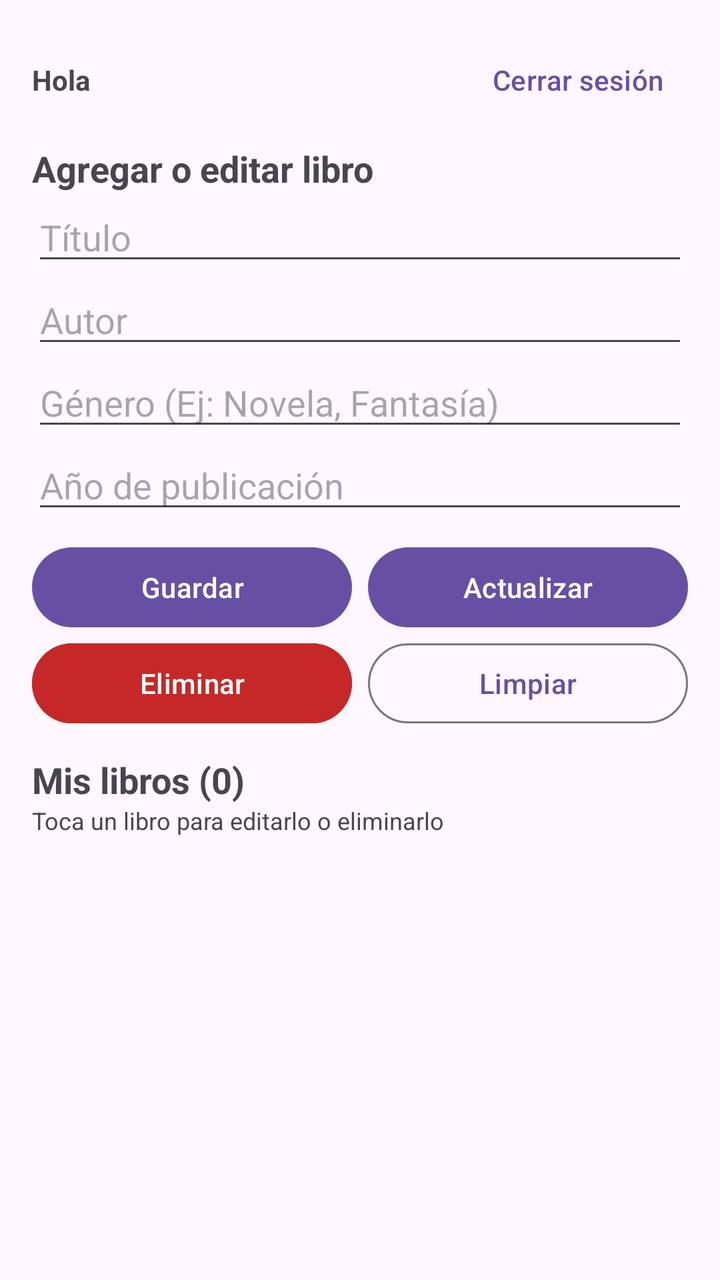
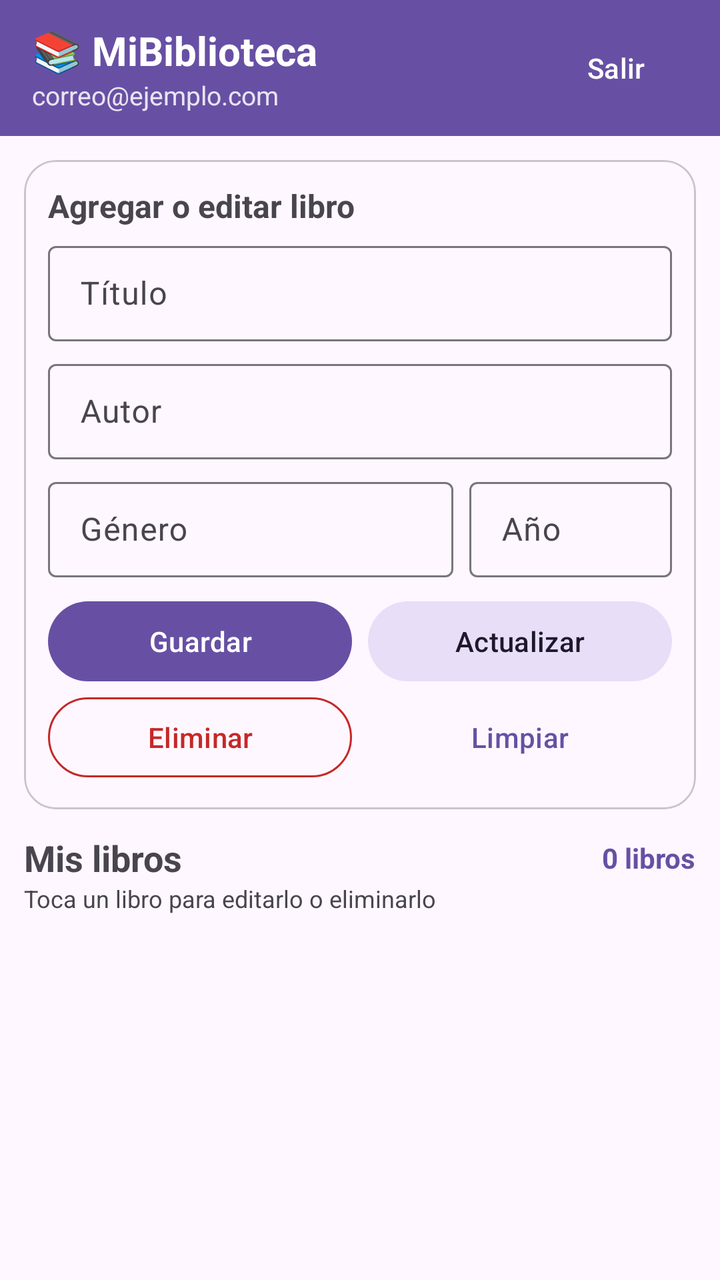

The first picture is an Android layout as it rendered before a commit; the second is the same layout after the commit. The layout source and the unified diff follow.
<!-- AndroidManifest.xml: application theme Theme.Mibiblioteca -->
<!-- res/layout/activity_main.xml -->
<?xml version="1.0" encoding="utf-8"?>
<LinearLayout xmlns:android="http://schemas.android.com/apk/res/android"
    xmlns:tools="http://schemas.android.com/tools"
    android:id="@+id/main"
    android:layout_width="match_parent"
    android:layout_height="match_parent"
    android:orientation="vertical"
    tools:context=".MainActivity">

    <LinearLayout
        android:layout_width="match_parent"
        android:layout_height="match_parent"
        android:orientation="vertical"
        android:padding="16dp">

        
        <LinearLayout
            android:layout_width="match_parent"
            android:layout_height="wrap_content"
            android:gravity="center_vertical"
            android:orientation="horizontal">

            <TextView
                android:id="@+id/tvUsuario"
                android:layout_width="0dp"
                android:layout_height="wrap_content"
                android:layout_weight="1"
                android:ellipsize="end"
                android:maxLines="1"
                android:text="Hola"
                android:textStyle="bold" />

            <Button
                android:id="@+id/btnCerrarSesion"
                style="@style/Widget.Material3.Button.TextButton"
                android:layout_width="wrap_content"
                android:layout_height="wrap_content"
                android:text="Cerrar sesión" />
        </LinearLayout>

        <TextView
            android:layout_width="match_parent"
            android:layout_height="wrap_content"
            android:layout_marginTop="8dp"
            android:text="Agregar o editar libro"
            android:textSize="18sp"
            android:textStyle="bold" />

        <EditText
            android:id="@+id/etTitulo"
            android:layout_width="match_parent"
            android:layout_height="wrap_content"
            android:hint="Título"
            android:inputType="textCapSentences"
            android:maxLines="1" />

        <EditText
            android:id="@+id/etAutor"
            android:layout_width="match_parent"
            android:layout_height="wrap_content"
            android:hint="Autor"
            android:inputType="textPersonName|textCapWords"
            android:maxLines="1" />

        <EditText
            android:id="@+id/etGenero"
            android:layout_width="match_parent"
            android:layout_height="wrap_content"
            android:hint="Género (Ej: Novela, Fantasía)"
            android:inputType="textCapSentences"
            android:maxLines="1" />

        <EditText
            android:id="@+id/etAnio"
            android:layout_width="match_parent"
            android:layout_height="wrap_content"
            android:hint="Año de publicación"
            android:inputType="number"
            android:maxLength="4" />

        
        <LinearLayout
            android:layout_width="match_parent"
            android:layout_height="wrap_content"
            android:layout_marginTop="8dp"
            android:orientation="horizontal">

            <Button
                android:id="@+id/btnGuardar"
                android:layout_width="0dp"
                android:layout_height="wrap_content"
                android:layout_marginEnd="4dp"
                android:layout_weight="1"
                android:text="Guardar" />

            <Button
                android:id="@+id/btnActualizar"
                android:layout_width="0dp"
                android:layout_height="wrap_content"
                android:layout_marginStart="4dp"
                android:layout_weight="1"
                android:text="Actualizar" />
        </LinearLayout>

        
        <LinearLayout
            android:layout_width="match_parent"
            android:layout_height="wrap_content"
            android:orientation="horizontal">

            <Button
                android:id="@+id/btnEliminar"
                android:layout_width="0dp"
                android:layout_height="wrap_content"
                android:layout_marginEnd="4dp"
                android:layout_weight="1"
                android:backgroundTint="#C62828"
                android:text="Eliminar"
                android:textColor="#FFFFFF" />

            <Button
                android:id="@+id/btnLimpiar"
                style="@style/Widget.Material3.Button.OutlinedButton"
                android:layout_width="0dp"
                android:layout_height="wrap_content"
                android:layout_marginStart="4dp"
                android:layout_weight="1"
                android:text="Limpiar" />
        </LinearLayout>

        <TextView
            android:id="@+id/tvContador"
            android:layout_width="match_parent"
            android:layout_height="wrap_content"
            android:layout_marginTop="12dp"
            android:text="Mis libros (0)"
            android:textSize="18sp"
            android:textStyle="bold" />

        <TextView
            android:layout_width="match_parent"
            android:layout_height="wrap_content"
            android:text="Toca un libro para editarlo o eliminarlo"
            android:textSize="12sp" />

        <ListView
            android:id="@+id/lvLibros"
            android:layout_width="match_parent"
            android:layout_height="0dp"
            android:layout_marginTop="4dp"
            android:layout_weight="1" />

    </LinearLayout>

</LinearLayout>
<!-- resources referenced by this layout -->
<resources>
  <style name="Theme.Mibiblioteca" parent="Base.Theme.Mibiblioteca" />
  <style name="Base.Theme.Mibiblioteca" parent="Theme.Material3.DayNight.NoActionBar">
          
          
      </style>
</resources>

<!-- the commit's change to res/layout/activity_main.xml (unified diff, before → after) -->
@@ -1,146 +1,242 @@
 <?xml version="1.0" encoding="utf-8"?>
 <LinearLayout xmlns:android="http://schemas.android.com/apk/res/android"
+    xmlns:app="http://schemas.android.com/apk/res-auto"
     xmlns:tools="http://schemas.android.com/tools"
     android:id="@+id/main"
     android:layout_width="match_parent"
     android:layout_height="match_parent"
+    android:background="?attr/colorPrimary"
     android:orientation="vertical"
     tools:context=".MainActivity">
 
+    
     <LinearLayout
         android:layout_width="match_parent"
+        android:layout_height="wrap_content"
+        android:gravity="center_vertical"
+        android:orientation="horizontal"
+        android:paddingStart="16dp"
+        android:paddingTop="10dp"
+        android:paddingEnd="8dp"
+        android:paddingBottom="10dp">
+
+        <LinearLayout
+            android:layout_width="0dp"
+            android:layout_height="wrap_content"
+            android:layout_weight="1"
+            android:orientation="vertical">
+
+            <TextView
+                android:layout_width="wrap_content"
+                android:layout_height="wrap_content"
+                android:text="📚 MiBiblioteca"
+                android:textColor="?attr/colorOnPrimary"
+                android:textSize="20sp"
+                android:textStyle="bold" />
+
+            <TextView
+                android:id="@+id/tvUsuario"
+                android:layout_width="match_parent"
+                android:layout_height="wrap_content"
+                android:alpha="0.85"
+                android:ellipsize="end"
+                android:maxLines="1"
+                android:text="correo@ejemplo.com"
+                android:textColor="?attr/colorOnPrimary"
+                android:textSize="13sp" />
+        </LinearLayout>
+
+        <Button
+            android:id="@+id/btnCerrarSesion"
+            style="@style/Widget.Material3.Button.TextButton"
+            android:layout_width="wrap_content"
+            android:layout_height="wrap_content"
+            android:text="Salir"
+            android:textColor="?attr/colorOnPrimary" />
+    </LinearLayout>
+
+    
+    <LinearLayout
+        android:id="@+id/contenido"
+        android:layout_width="match_parent"
         android:layout_height="match_parent"
+        android:background="?android:attr/colorBackground"
         android:orientation="vertical"
-        android:padding="16dp">
+        android:padding="12dp">
+
+        
+        <com.google.android.material.card.MaterialCardView
+            style="@style/Widget.Material3.CardView.Outlined"
+            android:layout_width="match_parent"
+            android:layout_height="wrap_content"
+            app:cardCornerRadius="16dp">
+
+            <LinearLayout
+                android:layout_width="match_parent"
+                android:layout_height="wrap_content"
+                android:orientation="vertical"
+                android:padding="12dp">
+
+                <TextView
+                    android:layout_width="match_parent"
+                    android:layout_height="wrap_content"
+                    android:layout_marginBottom="4dp"
+                    android:text="Agregar o editar libro"
+                    android:textSize="16sp"
+                    android:textStyle="bold" />
+
+                <com.google.android.material.textfield.TextInputLayout
+                    style="@style/Widget.Material3.TextInputLayout.OutlinedBox.Dense"
+                    android:layout_width="match_parent"
+                    android:layout_height="wrap_content"
+                    android:hint="Título">
+
+                    <com.google.android.material.textfield.TextInputEditText
+                        android:id="@+id/etTitulo"
+                        android:layout_width="match_parent"
+                        android:layout_height="wrap_content"
+                        android:inputType="textCapSentences"
+                        android:maxLines="1" />
+                </com.google.android.material.textfield.TextInputLayout>
+
+                <com.google.android.material.textfield.TextInputLayout
+                    style="@style/Widget.Material3.TextInputLayout.OutlinedBox.Dense"
+                    android:layout_width="match_parent"
+                    android:layout_height="wrap_content"
+                    android:layout_marginTop="6dp"
+                    android:hint="Autor">
+
+                    <com.google.android.material.textfield.TextInputEditText
+                        android:id="@+id/etAutor"
+                        android:layout_width="match_parent"
+                        android:layout_height="wrap_content"
+                        android:inputType="textPersonName|textCapWords"
+                        android:maxLines="1" />
+                </com.google.android.material.textfield.TextInputLayout>
+
+                
+                <LinearLayout
+                    android:layout_width="match_parent"
+                    android:layout_height="wrap_content"
+                    android:layout_marginTop="6dp"
+                    android:orientation="horizontal">
+
+                    <com.google.android.material.textfield.TextInputLayout
+                        style="@style/Widget.Material3.TextInputLayout.OutlinedBox.Dense"
+                        android:layout_width="0dp"
+                        android:layout_height="wrap_content"
+                        android:layout_weight="2"
+                        android:hint="Género">
+
+                        <com.google.android.material.textfield.TextInputEditText
+                            android:id="@+id/etGenero"
+                            android:layout_width="match_parent"
+                            android:layout_height="wrap_content"
+                            android:inputType="textCapSentences"
+                            android:maxLines="1" />
+                    </com.google.android.material.textfield.TextInputLayout>
+
+                    <com.google.android.material.textfield.TextInputLayout
+                        style="@style/Widget.Material3.TextInputLayout.OutlinedBox.Dense"
+                        android:layout_width="0dp"
+                        android:layout_height="wrap_content"
+                        android:layout_marginStart="8dp"
+                        android:layout_weight="1"
+                        android:hint="Año">
+
+                        <com.google.android.material.textfield.TextInputEditText
+                            android:id="@+id/etAnio"
+                            android:layout_width="match_parent"
+                            android:layout_height="wrap_content"
+                            android:inputType="number"
+                            android:maxLength="4" />
+                    </com.google.android.material.textfield.TextInputLayout>
+                </LinearLayout>
+
+                
+                <LinearLayout
+                    android:layout_width="match_parent"
+                    android:layout_height="wrap_content"
+                    android:layout_marginTop="8dp"
+                    android:orientation="horizontal">
+
+                    <Button
+                        android:id="@+id/btnGuardar"
+                        android:layout_width="0dp"
+                        android:layout_height="wrap_content"
+                        android:layout_marginEnd="4dp"
+                        android:layout_weight="1"
+                        android:text="Guardar" />
+
+                    <Button
+                        android:id="@+id/btnActualizar"
+                        style="@style/Widget.Material3.Button.TonalButton"
+                        android:layout_width="0dp"
+                        android:layout_height="wrap_content"
+                        android:layout_marginStart="4dp"
+                        android:layout_weight="1"
+                        android:text="Actualizar" />
+                </LinearLayout>
+
+                
+                <LinearLayout
+                    android:layout_width="match_parent"
+                    android:layout_height="wrap_content"
+                    android:orientation="horizontal">
+
+                    <Button
+                        android:id="@+id/btnEliminar"
+                        style="@style/Widget.Material3.Button.OutlinedButton"
+                        android:layout_width="0dp"
+                        android:layout_height="wrap_content"
+                        android:layout_marginEnd="4dp"
+                        android:layout_weight="1"
+                        android:text="Eliminar"
+                        android:textColor="#C62828"
+                        app:strokeColor="#C62828" />
+
+                    <Button
+                        android:id="@+id/btnLimpiar"
+                        style="@style/Widget.Material3.Button.TextButton"
+                        android:layout_width="0dp"
+                        android:layout_height="wrap_content"
+                        android:layout_marginStart="4dp"
+                        android:layout_weight="1"
+                        android:text="Limpiar" />
+                </LinearLayout>
+            </LinearLayout>
+        </com.google.android.material.card.MaterialCardView>
 
         
         <LinearLayout
             android:layout_width="match_parent"
             android:layout_height="wrap_content"
+            android:layout_marginTop="12dp"
             android:gravity="center_vertical"
             android:orientation="horizontal">
 
             <TextView
-                android:id="@+id/tvUsuario"
                 android:layout_width="0dp"
                 android:layout_height="wrap_content"
                 android:layout_weight="1"
-                android:ellipsize="end"
-                android:maxLines="1"
-                android:text="Hola"
+                android:text="Mis libros"
+                android:textSize="18sp"
                 android:textStyle="bold" />
 
-            <Button
-                android:id="@+id/btnCerrarSesion"
-                style="@style/Widget.Material3.Button.TextButton"
+            <TextView
+                android:id="@+id/tvContador"
                 android:layout_width="wrap_content"
                 android:layout_height="wrap_content"
-                android:text="Cerrar sesión" />
+                android:text="0 libros"
+                android:textColor="?attr/colorPrimary"
+                android:textStyle="bold" />
         </LinearLayout>
 
         <TextView
             android:layout_width="match_parent"
             android:layout_height="wrap_content"
-            android:layout_marginTop="8dp"
-            android:text="Agregar o editar libro"
-            android:textSize="18sp"
-            android:textStyle="bold" />
-
-        <EditText
-            android:id="@+id/etTitulo"
-            android:layout_width="match_parent"
-            android:layout_height="wrap_content"
-            android:hint="Título"
-            android:inputType="textCapSentences"
-            android:maxLines="1" />
-
-        <EditText
-            android:id="@+id/etAutor"
-            android:layout_width="match_parent"
-            android:layout_height="wrap_content"
-            android:hint="Autor"
-            android:inputType="textPersonName|textCapWords"
-            android:maxLines="1" />
-
-        <EditText
-            android:id="@+id/etGenero"
-            android:layout_width="match_parent"
-            android:layout_height="wrap_content"
-            android:hint="Género (Ej: Novela, Fantasía)"
-            android:inputType="textCapSentences"
-            android:maxLines="1" />
-
-        <EditText
-            android:id="@+id/etAnio"
-            android:layout_width="match_parent"
-            android:layout_height="wrap_content"
-            android:hint="Año de publicación"
-            android:inputType="number"
-            android:maxLength="4" />
-
-        
-        <LinearLayout
-            android:layout_width="match_parent"
-            android:layout_height="wrap_content"
-            android:layout_marginTop="8dp"
-            android:orientation="horizontal">
-
-            <Button
-                android:id="@+id/btnGuardar"
-                android:layout_width="0dp"
-                android:layout_height="wrap_content"
-                android:layout_marginEnd="4dp"
-                android:layout_weight="1"
-                android:text="Guardar" />
-
-            <Button
-                android:id="@+id/btnActualizar"
-                android:layout_width="0dp"
-                android:layout_height="wrap_content"
-                android:layout_marginStart="4dp"
-                android:layout_weight="1"
-                android:text="Actualizar" />
-        </LinearLayout>
-
-        
-        <LinearLayout
-            android:layout_width="match_parent"
-            android:layout_height="wrap_content"
-            android:orientation="horizontal">
-
-            <Button
-                android:id="@+id/btnEliminar"
-                android:layout_width="0dp"
-                android:layout_height="wrap_content"
-                android:layout_marginEnd="4dp"
-                android:layout_weight="1"
-                android:backgroundTint="#C62828"
-                android:text="Eliminar"
-                android:textColor="#FFFFFF" />
-
-            <Button
-                android:id="@+id/btnLimpiar"
-                style="@style/Widget.Material3.Button.OutlinedButton"
-                android:layout_width="0dp"
-                android:layout_height="wrap_content"
-                android:layout_marginStart="4dp"
-                android:layout_weight="1"
-                android:text="Limpiar" />
-        </LinearLayout>
-
-        <TextView
-            android:id="@+id/tvContador"
-            android:layout_width="match_parent"
-            android:layout_height="wrap_content"
-            android:layout_marginTop="12dp"
-            android:text="Mis libros (0)"
-            android:textSize="18sp"
-            android:textStyle="bold" />
-
-        <TextView
-            android:layout_width="match_parent"
-            android:layout_height="wrap_content"
             android:text="Toca un libro para editarlo o eliminarlo"
+            android:textColor="?android:attr/textColorSecondary"
             android:textSize="12sp" />
 
         <ListView
@@ -148,7 +244,9 @@
             android:layout_width="match_parent"
             android:layout_height="0dp"
             android:layout_marginTop="4dp"
-            android:layout_weight="1" />
+            android:layout_weight="1"
+            android:divider="@null"
+            android:dividerHeight="0dp" />
 
     </LinearLayout>
 
